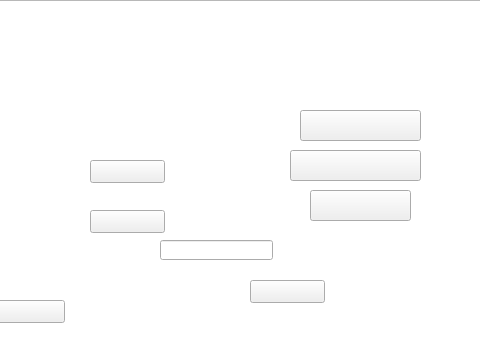
Old version of the form Proyecto_Final_Golden_Wind_Fighters/mainwindow.ui in the repository abdy-sanchez/Proyecto_Final_Info2; both pictures show x 150 to 630 and y 0 to 353 of the 800 by 600 pixel window.
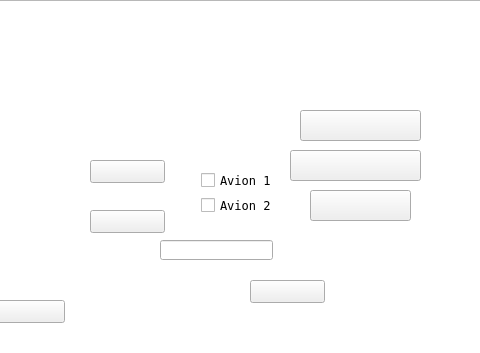
New version of the form. Icons and pictures are not drawn.

Patch:
```diff
--- a/Proyecto_Final_Golden_Wind_Fighters/mainwindow.ui
+++ b/Proyecto_Final_Golden_Wind_Fighters/mainwindow.ui
@@ -170,22 +170,6 @@
      <string/>
     </property>
    </widget>
-   <widget class="QLabel" name="fondo_L1">
-    <property name="geometry">
-     <rect>
-      <x>170</x>
-      <y>200</y>
-      <width>51</width>
-      <height>41</height>
-     </rect>
-    </property>
-    <property name="styleSheet">
-     <string notr="true"/>
-    </property>
-    <property name="text">
-     <string/>
-    </property>
-   </widget>
    <widget class="QLabel" name="new_partida_txt">
     <property name="geometry">
      <rect>
@@ -221,6 +205,48 @@
      <string/>
     </property>
    </widget>
+   <widget class="QCheckBox" name="avn1">
+    <property name="geometry">
+     <rect>
+      <x>351</x>
+      <y>171</y>
+      <width>79</width>
+      <height>19</height>
+     </rect>
+    </property>
+    <property name="font">
+     <font>
+      <family>Fixedsys</family>
+     </font>
+    </property>
+    <property name="text">
+     <string>Avion 1</string>
+    </property>
+    <attribute name="buttonGroup">
+     <string notr="true">buttonGroup</string>
+    </attribute>
+   </widget>
+   <widget class="QCheckBox" name="avn2">
+    <property name="geometry">
+     <rect>
+      <x>351</x>
+      <y>196</y>
+      <width>79</width>
+      <height>19</height>
+     </rect>
+    </property>
+    <property name="font">
+     <font>
+      <family>Fixedsys</family>
+     </font>
+    </property>
+    <property name="text">
+     <string>Avion 2</string>
+    </property>
+    <attribute name="buttonGroup">
+     <string notr="true">buttonGroup</string>
+    </attribute>
+   </widget>
    <zorder>graphicsView</zorder>
    <zorder>Jugar</zorder>
    <zorder>Multijugador</zorder>
@@ -233,7 +259,8 @@
    <zorder>nueva_partida</zorder>
    <zorder>regresar</zorder>
    <zorder>texto1</zorder>
-   <zorder>fondo_L1</zorder>
+   <zorder>avn1</zorder>
+   <zorder>avn2</zorder>
   </widget>
  </widget>
  <resources/>
```
Left out of the diff: 3 changed lines with no effect on the pictures.
